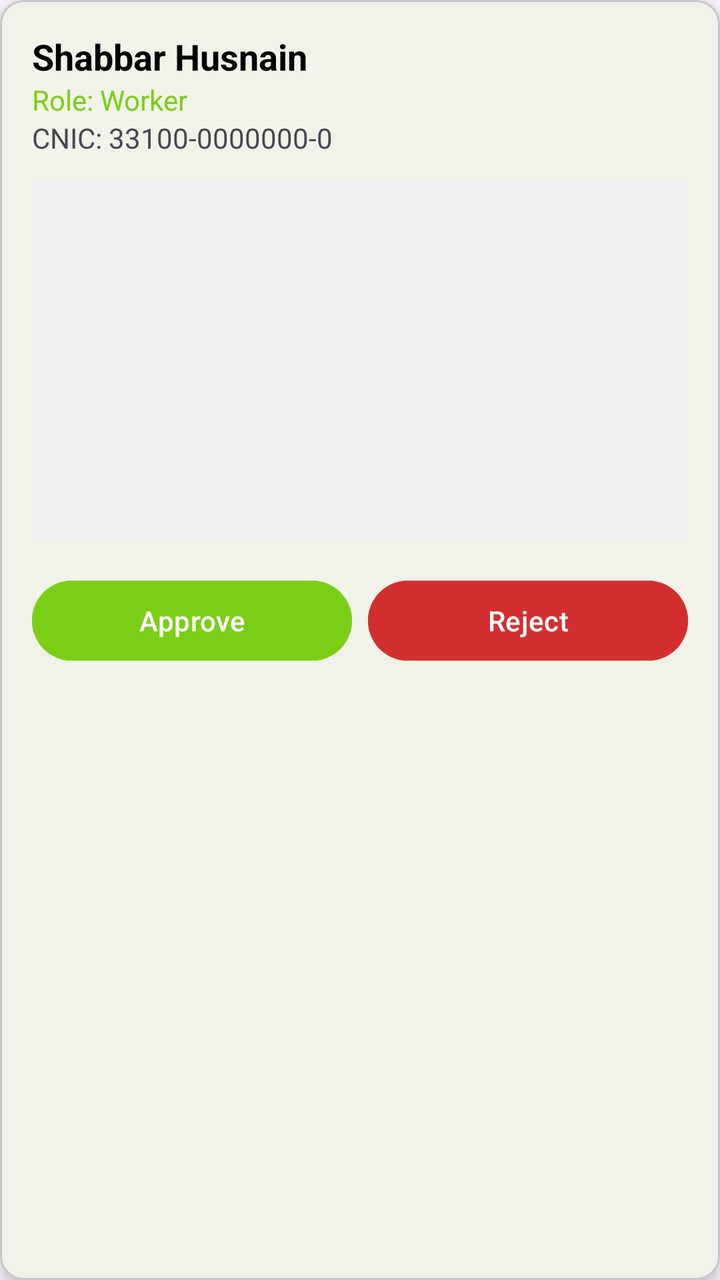
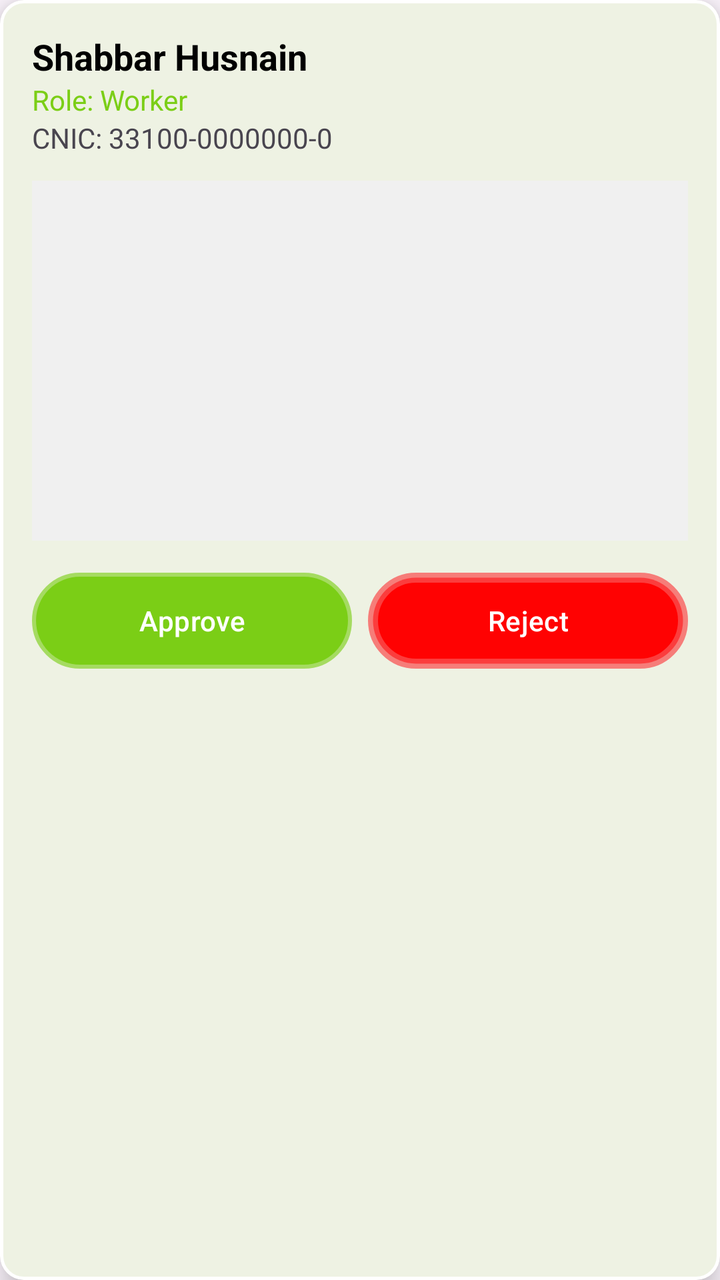

The first picture is an Android layout as it rendered before a commit; the second is the same layout after the commit. The layout source and the unified diff follow.
<!-- AndroidManifest.xml: application theme Theme.RozgarConnector -->
<!-- res/layout/item_user_admin.xml -->
<?xml version="1.0" encoding="utf-8"?>
<com.google.android.material.card.MaterialCardView xmlns:android="http://schemas.android.com/apk/res/android"
    xmlns:app="http://schemas.android.com/apk/res-auto"
    android:layout_width="match_parent"
    android:layout_height="wrap_content"
    android:layout_margin="8dp"
    app:cardCornerRadius="12dp"
    app:cardElevation="4dp">

    <LinearLayout
        android:layout_width="match_parent"
        android:layout_height="wrap_content"
        android:orientation="vertical"
        android:padding="16dp">

        <TextView
            android:id="@+id/tvUserName"
            android:layout_width="wrap_content"
            android:layout_height="wrap_content"
            android:textColor="@color/black"
            android:textSize="18sp"
            android:textStyle="bold"
            android:text="Shabbar Husnain" />

        <TextView
            android:id="@+id/tvUserRole"
            android:layout_width="wrap_content"
            android:layout_height="wrap_content"
            android:textColor="@color/primary_green"
            android:text="Role: Worker" />

        <TextView
            android:id="@+id/tvUserCnic"
            android:layout_width="wrap_content"
            android:layout_height="wrap_content"
            android:text="CNIC: 33100-0000000-0"
            android:layout_marginBottom="12dp"/>

        <ImageView
            android:id="@+id/imgUserCnic"
            android:layout_width="match_parent"
            android:layout_height="180dp"
            android:scaleType="centerCrop"
            android:background="#F0F0F0"
            android:layout_marginBottom="16dp" />

        <LinearLayout
            android:layout_width="match_parent"
            android:layout_height="wrap_content"
            android:orientation="horizontal">

            <Button
                android:id="@+id/btnApproveUser"
                android:layout_width="0dp"
                android:layout_height="wrap_content"
                android:layout_weight="1"
                android:text="Approve"
                android:layout_marginEnd="4dp"
                android:backgroundTint="@color/primary_green"/>

            <Button
                android:id="@+id/btnRejectUser"
                android:layout_width="0dp"
                android:layout_height="wrap_content"
                android:layout_weight="1"
                android:text="Reject"
                android:layout_marginStart="4dp"
                android:backgroundTint="#D32F2F"/>
        </LinearLayout>
    </LinearLayout>
</com.google.android.material.card.MaterialCardView>
<!-- resources referenced by this layout -->
<resources>
  <color name="black">#FF000000</color>
  <color name="primary_green">#7BCE16</color>
  <style name="Theme.RozgarConnector" parent="Base.Theme.RozgarConnector" />
  <style name="Base.Theme.RozgarConnector" parent="Theme.Material3.DayNight.NoActionBar">
          
          <item name="colorPrimary">@color/primary_green</item>
      </style>
</resources>

<!-- the commit's change to res/layout/item_user_admin.xml (unified diff, before → after) -->
@@ -5,7 +5,9 @@
     android:layout_height="wrap_content"
     android:layout_margin="8dp"
     app:cardCornerRadius="12dp"
-    app:cardElevation="4dp">
+    app:strokeWidth="1.5dp"
+    app:strokeColor="#FFFFFF"
+    app:cardElevation="8dp">
 
     <LinearLayout
         android:layout_width="match_parent"
@@ -17,32 +19,32 @@
             android:id="@+id/tvUserName"
             android:layout_width="wrap_content"
             android:layout_height="wrap_content"
+            android:text="Shabbar Husnain"
             android:textColor="@color/black"
             android:textSize="18sp"
-            android:textStyle="bold"
-            android:text="Shabbar Husnain" />
+            android:textStyle="bold" />
 
         <TextView
             android:id="@+id/tvUserRole"
             android:layout_width="wrap_content"
             android:layout_height="wrap_content"
-            android:textColor="@color/primary_green"
-            android:text="Role: Worker" />
+            android:text="Role: Worker"
+            android:textColor="@color/primary_green" />
 
         <TextView
             android:id="@+id/tvUserCnic"
             android:layout_width="wrap_content"
             android:layout_height="wrap_content"
-            android:text="CNIC: 33100-0000000-0"
-            android:layout_marginBottom="12dp"/>
+            android:layout_marginBottom="12dp"
+            android:text="CNIC: 33100-0000000-0" />
 
         <ImageView
             android:id="@+id/imgUserCnic"
             android:layout_width="match_parent"
             android:layout_height="180dp"
-            android:scaleType="centerCrop"
+            android:layout_marginBottom="16dp"
             android:background="#F0F0F0"
-            android:layout_marginBottom="16dp" />
+            android:scaleType="centerCrop" />
 
         <LinearLayout
             android:layout_width="match_parent"
@@ -53,19 +55,21 @@
                 android:id="@+id/btnApproveUser"
                 android:layout_width="0dp"
                 android:layout_height="wrap_content"
+                android:layout_marginEnd="4dp"
                 android:layout_weight="1"
-                android:text="Approve"
-                android:layout_marginEnd="4dp"
-                android:backgroundTint="@color/primary_green"/>
+                android:background="@drawable/glass_bg"
+                android:backgroundTint="@color/primary_green"
+                android:text="Approve" />
 
             <Button
                 android:id="@+id/btnRejectUser"
                 android:layout_width="0dp"
                 android:layout_height="wrap_content"
+                android:layout_marginStart="4dp"
                 android:layout_weight="1"
+                android:background="@drawable/redglass"
                 android:text="Reject"
-                android:layout_marginStart="4dp"
-                android:backgroundTint="#D32F2F"/>
+                app:backgroundTint="@null" />
         </LinearLayout>
     </LinearLayout>
 </com.google.android.material.card.MaterialCardView>
<!-- resource entries referenced after the edit -->
@@ -2,6 +2,32 @@
 <resources>
   <color name="black">#FF000000</color>
   <color name="primary_green">#7BCE16</color>
+  <!-- drawable glass_bg (drawable) -->
+  <?xml version="1.0" encoding="utf-8"?>
+  <shape xmlns:android="http://schemas.android.com/apk/res/android">
+  
+      <solid android:color="#7BCE16" />
+  
+      <corners android:radius="30dp" />
+  
+  
+      <stroke
+          android:width="4dp"
+          android:color="#A22B6D14"/>
+  </shape>
+  <!-- drawable redglass (drawable) -->
+  <?xml version="1.0" encoding="utf-8"?>
+  <shape xmlns:android="http://schemas.android.com/apk/res/android">
+  
+      <solid android:color="#FF0202" />
+  
+      <corners android:radius="30dp" />
+  
+  
+      <stroke
+          android:width="5dp"
+          android:color="#BAFA5353"/>
+  </shape>
   <style name="Theme.RozgarConnector" parent="Base.Theme.RozgarConnector" />
   <style name="Base.Theme.RozgarConnector" parent="Theme.Material3.DayNight.NoActionBar">
           
